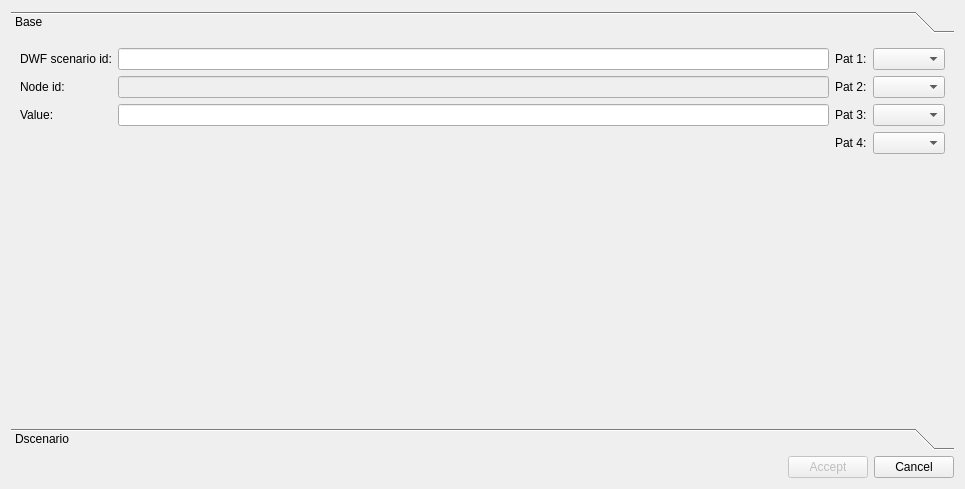
Qt form core/ui/toolbars/basic/info_epa_dwf.ui (Giswater/giswater_qgis_plugin) before a commit.
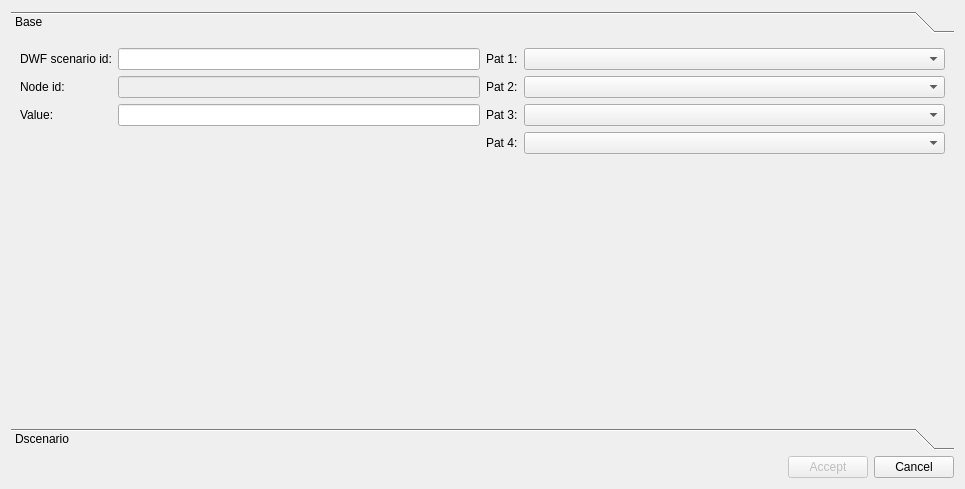
The same form after that commit.

Commit message: Enhance last commit: improve dwf ui

Patch:
```diff
--- a/core/ui/toolbars/basic/info_epa_dwf.ui
+++ b/core/ui/toolbars/basic/info_epa_dwf.ui
@@ -24,8 +24,8 @@
        <rect>
         <x>0</x>
         <y>0</y>
-        <width>947</width>
-        <height>379</height>
+        <width>943</width>
+        <height>368</height>
        </rect>
       </property>
       <attribute name="label">
@@ -36,6 +36,12 @@
         <layout class="QGridLayout" name="lyt_base_1">
          <item row="0" column="0">
           <widget class="QLabel" name="label">
+           <property name="sizePolicy">
+            <sizepolicy hsizetype="Maximum" vsizetype="Preferred">
+             <horstretch>0</horstretch>
+             <verstretch>0</verstretch>
+            </sizepolicy>
+           </property>
            <property name="text">
             <string>DWF scenario id:</string>
            </property>
@@ -53,6 +59,12 @@
            <property name="enabled">
             <bool>false</bool>
            </property>
+           <property name="sizePolicy">
+            <sizepolicy hsizetype="Preferred" vsizetype="Fixed">
+             <horstretch>0</horstretch>
+             <verstretch>0</verstretch>
+            </sizepolicy>
+           </property>
            <property name="readOnly">
             <bool>true</bool>
            </property>
@@ -66,16 +78,33 @@
           </widget>
          </item>
          <item row="2" column="1">
-          <widget class="QLineEdit" name="value"/>
+          <widget class="QLineEdit" name="value">
+           <property name="sizePolicy">
+            <sizepolicy hsizetype="Preferred" vsizetype="Fixed">
+             <horstretch>0</horstretch>
+             <verstretch>0</verstretch>
+            </sizepolicy>
+           </property>
+          </widget>
          </item>
          <item row="0" column="1">
-          <widget class="QLineEdit" name="dwfscenario_id"/>
+          <widget class="QLineEdit" name="dwfscenario_id">
+           <property name="sizePolicy">
+            <sizepolicy hsizetype="Preferred" vsizetype="Fixed">
+             <horstretch>0</horstretch>
+             <verstretch>0</verstretch>
+            </sizepolicy>
+           </property>
+          </widget>
          </item>
          <item row="3" column="0" colspan="2">
           <spacer name="verticalSpacer">
            <property name="orientation">
             <enum>Qt::Vertical</enum>
            </property>
+           <property name="sizeType">
+            <enum>QSizePolicy::Expanding</enum>
+           </property>
            <property name="sizeHint" stdset="0">
             <size>
              <width>20</width>
@@ -90,6 +119,12 @@
         <layout class="QGridLayout" name="lyt_base_2" rowstretch="0,0,0,0,0">
          <item row="0" column="0">
           <widget class="QLabel" name="label_2">
+           <property name="sizePolicy">
+            <sizepolicy hsizetype="Minimum" vsizetype="Preferred">
+             <horstretch>0</horstretch>
+             <verstretch>0</verstretch>
+            </sizepolicy>
+           </property>
            <property name="text">
             <string>Pat 1:</string>
            </property>
@@ -104,6 +139,12 @@
          </item>
          <item row="2" column="0">
           <widget class="QLabel" name="label_6">
+           <property name="sizePolicy">
+            <sizepolicy hsizetype="Maximum" vsizetype="Preferred">
+             <horstretch>0</horstretch>
+             <verstretch>0</verstretch>
+            </sizepolicy>
+           </property>
            <property name="text">
             <string>Pat 3:</string>
            </property>
@@ -124,6 +165,12 @@
          </item>
          <item row="1" column="0">
           <widget class="QLabel" name="label_5">
+           <property name="sizePolicy">
+            <sizepolicy hsizetype="Minimum" vsizetype="Preferred">
+             <horstretch>0</horstretch>
+             <verstretch>0</verstretch>
+            </sizepolicy>
+           </property>
            <property name="text">
             <string>Pat 2:</string>
            </property>
@@ -157,8 +204,8 @@
        <rect>
         <x>0</x>
         <y>0</y>
-        <width>112</width>
-        <height>123</height>
+        <width>943</width>
+        <height>368</height>
        </rect>
       </property>
       <attribute name="label">
```
